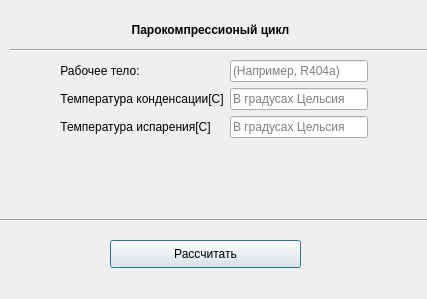
Before: the Qt Designer form UI/Парокомпрессионный цикл.ui in N1ngawolf3/scientific-foundations-of-cryology, drawn with Qt 5.
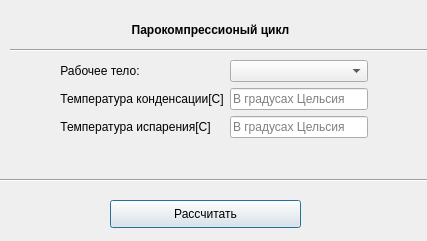
After: the same form once the commit is applied.

What changed in the file:
```diff
--- a/UI/Парокомпрессионный цикл.ui
+++ b/UI/Парокомпрессионный цикл.ui
@@ -10,7 +10,7 @@
     <x>0</x>
     <y>0</y>
     <width>427</width>
-    <height>299</height>
+    <height>241</height>
    </rect>
   </property>
   <property name="windowTitle">
@@ -20,7 +20,7 @@
    <property name="geometry">
     <rect>
      <x>110</x>
-     <y>240</y>
+     <y>200</y>
      <width>191</width>
      <height>28</height>
     </rect>
@@ -62,7 +62,7 @@
    <property name="geometry">
     <rect>
      <x>-10</x>
-     <y>210</y>
+     <y>170</y>
      <width>471</width>
      <height>20</height>
     </rect>
@@ -88,22 +88,6 @@
       </property>
      </widget>
     </item>
-    <item row="4" column="1">
-     <widget class="QLineEdit" name="fluid_lineEdit">
-      <property name="text">
-       <string/>
-      </property>
-      <property name="frame">
-       <bool>true</bool>
-      </property>
-      <property name="readOnly">
-       <bool>false</bool>
-      </property>
-      <property name="placeholderText">
-       <string>(Например, R404a)</string>
-      </property>
-     </widget>
-    </item>
     <item row="5" column="0">
      <widget class="QLabel" name="label_3">
       <property name="text">
@@ -138,6 +122,9 @@
       </property>
      </widget>
     </item>
+    <item row="4" column="1">
+     <widget class="QComboBox" name="fluid_comboBox"/>
+    </item>
    </layout>
   </widget>
  </widget>
```
